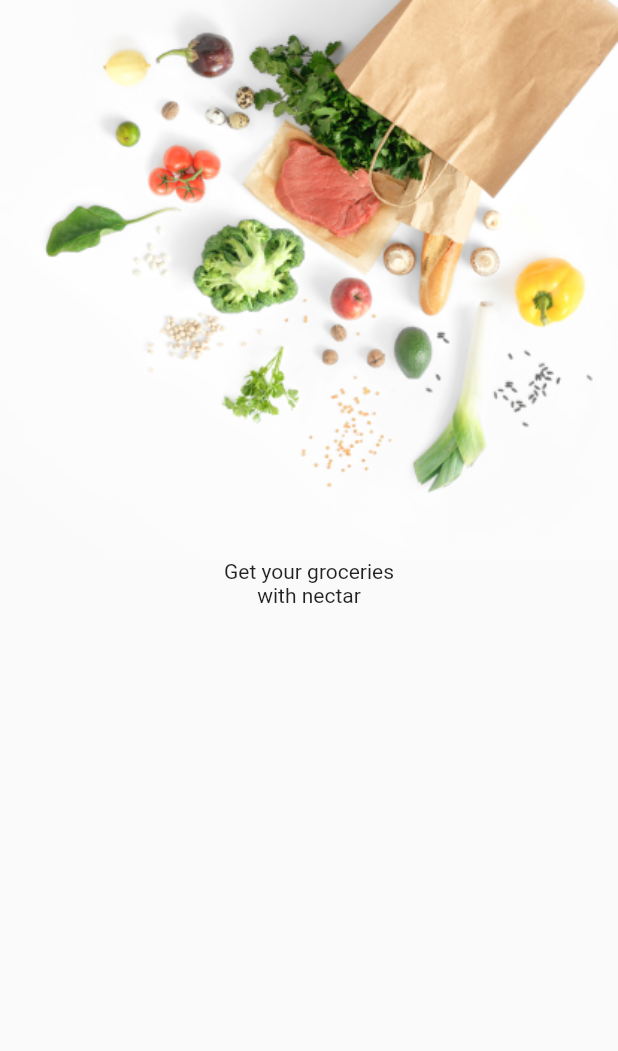
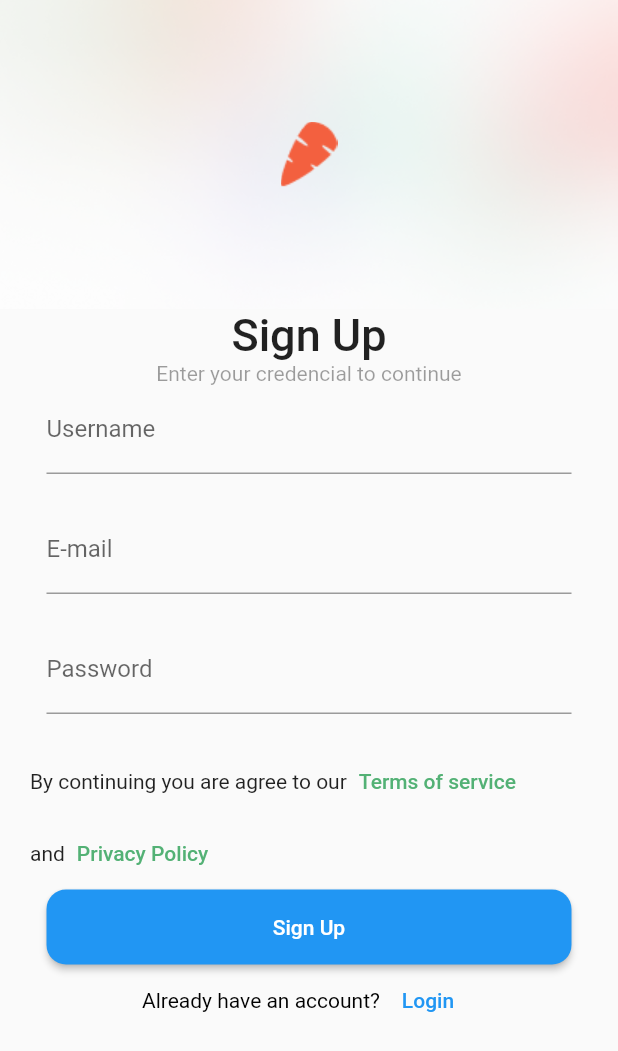
Before and after one commit to Badhon100/nectae, a Flutter app: the SignUpScreen screen opened directly, on a phone screen of 412 x 824 dp. Shown: the top 1051 px of the screen. Run offline on Flutter 3.47's test engine with Material 2 defaults, Android fonts, the phone set to English and light mode, and no system bars.

Commit message:
Custom button and textfield

```diff
--- /dev/null
+++ b/lib/screens/sign_up._screen.dart
@@ -0,0 +1,164 @@
+// ignore_for_file: prefer_const_literals_to_create_immutables
+
+import 'package:flutter/material.dart';
+import 'package:nectar/screens/login_screen.dart';
+import 'package:nectar/screens/widgets/custom_button.dart';
+import 'package:nectar/screens/widgets/custom_textfield.dart';
+
+class SignUpScreen extends StatefulWidget {
+  const SignUpScreen({ Key? key }) : super(key: key);
+
+  @override
+  State<SignUpScreen> createState() => _SignUpScreenState();
+}
+
+class _SignUpScreenState extends State<SignUpScreen> {
+
+TextEditingController? userName = TextEditingController();
+ TextEditingController email = TextEditingController();
+ TextEditingController password = TextEditingController();
+  // ignore: prefer_typing_uninitialized_variables
+  var currentFocus;
+  @override
+  Widget build(BuildContext context) {
+
+
+
+    return GestureDetector(
+      onTap: (){
+        currentFocus = FocusScope.of(context);
+
+      if (!currentFocus.hasPrimaryFocus) {
+      currentFocus.unfocus();
+    }
+      },
+      child: Scaffold(
+        resizeToAvoidBottomInset: false,
+        body: SafeArea(
+          child: Expanded(
+            child: Column(
+              children: [
+                Expanded(
+                  flex: 2,
+                  child: Container(
+                    decoration: const BoxDecoration(
+                    image: DecorationImage(
+                      image: AssetImage("assets/img/logo_background.png"),
+                      fit: BoxFit.cover,
+                      ),
+                    ),
+                    child: Center(
+                      child: Image.asset("assets/img/logo_orange.png"),
+                    ),
+                  )
+                ),
+                Expanded(
+                  flex: 6,
+                  child: Container(
+                    alignment: Alignment.topLeft,
+                    child: Column(
+                      children: [
+                        Column(
+                          crossAxisAlignment: CrossAxisAlignment.center,
+                          children: [
+                            const Text(
+                          "Sign Up",
+                          style: TextStyle(
+                            fontSize: 30,
+                            fontWeight: FontWeight.w500
+                          ),
+                        ),
+                        const Text(
+                          "Enter your credencial to continue",
+                          style: TextStyle(
+                            color: Colors.black38
+                          ),
+                        ),
+                          ],
+                        ),
+
+                        SizedBox(
+                          height: 80,
+                          width: 350,
+                          child: CustomTextField(
+                            obscureText: false,
+                            text: "Username",
+                            controller: userName,),
+
+                        ),
+                        SizedBox(
+                          height: 80,
+                          width: 350,
+                          child: CustomTextField(
+                            obscureText: false,
+                            text: "E-mail",
+                            controller: email,
+                            )
+                        ),
+                        SizedBox(
+                          height: 80,
+                          width: 350,
+                          child: CustomTextField(
+                            obscureText: true,
+                            text: "Password",
+                            controller: password,
+                            )
+                        ),
+                        Padding(
+                          padding: const EdgeInsets.only(left: 20),
+                          child: Wrap(
+                            spacing: 5,
+                            children: [
+                              Row(
+                                children: [
+                                  const Text(
+                                    "By continuing you are agree to our"
+                                  ),
+                                  TextButton(
+                                  child: const Text("Terms of service", style: TextStyle(color: Color(0xFF53B175)),),
+                                  onPressed: (){},
+                                ),
+                                ],
+                              ),
+                              Row(
+                                children: [
+                                  const Text(
+                                    "and"
+                                  ),
+                                  TextButton(
+                                  child: const Text("Privacy Policy", style: TextStyle(color: Color(0xFF53B175)),),
+                                  onPressed: (){},
+                                ),
+                                ],
+                              )
+                            ],
+                          ),
+                        ),
+                        CustomButton(
+                          text: "Sign Up",
+                          onPressed: (){},
+                        ),
+                      Row(
+                        mainAxisAlignment: MainAxisAlignment.center,
+                        children: [
+                          const Text("Already have an account?", style: TextStyle(color: Colors.black),),
+                          TextButton(
+                            child: const Text("Login",),
+                            onPressed: (){
+                              Navigator.push(context, MaterialPageRoute(builder: (context)=>const LoginScreen()));
+                            },
+                          ),
+                        ],
+                      ),
+                      ],
+                    ),
+                  )
+                )
+              ],
+            ),
+          )
+        ),
+      ),
+    );
+  }
+}
--- a/lib/screens/signup_screen.dart
+++ /dev/null
@@ -1,31 +0,0 @@
-import 'package:flutter/material.dart';
-
-class SignUpScreen extends StatefulWidget {
-  const SignUpScreen({ Key? key }) : super(key: key);
-
-  @override
-  State<SignUpScreen> createState() => _SignUpScreenState();
-}
-
-class _SignUpScreenState extends State<SignUpScreen> {
-  @override
-  Widget build(BuildContext context) {
-    return SafeArea(
-      child: Scaffold(
-        body: Column(
-          mainAxisAlignment: MainAxisAlignment.start,
-          children: [
-            Image.asset("assets/img/login_background.png"),
-            Column(
-              mainAxisAlignment: MainAxisAlignment.start,
-              children: const [
-                Text("Get your groceries"),
-                Text("with nectar"),
-              ],
-            )
-          ]
-          ),
-      ),
-    );
-  }
-}
--- a/lib/screens/welcome_screen.dart
+++ b/lib/screens/welcome_screen.dart
@@ -1,5 +1,5 @@
 import 'package:flutter/material.dart';
-import 'package:nectar/screens/home_page.dart';
+import 'package:nectar/screens/login_screen.dart';
 
 class WelcomeScreen extends StatelessWidget {
   const WelcomeScreen({ Key? key }) : super(key: key);
@@ -54,7 +54,7 @@ class WelcomeScreen extends StatelessWidget {
                   height: 50,
                   child: ElevatedButton(
                     onPressed: (){
-                      Navigator.pushReplacement(context, MaterialPageRoute(builder: (context)=>const HomePage()));
+                      Navigator.pushReplacement(context, MaterialPageRoute(builder: (context)=>const LoginScreen()));
                     },
                     style: ElevatedButton.styleFrom(
                       shape: RoundedRectangleBorder(
--- /dev/null
+++ b/lib/screens/widgets/custom_button.dart
@@ -0,0 +1,39 @@
+import 'package:flutter/material.dart';
+
+// ignore: must_be_immutable
+class CustomButton extends StatelessWidget {
+
+  double width;
+  double height;
+  VoidCallback onPressed;
+  double radius;
+  Color? color = const Color(0xFF53B175);
+  String text;
+
+  CustomButton({
+    this.width = 350,
+    this.height = 50,
+    required this.onPressed,
+    this.radius = 13,
+    this.color,
+    required this.text,
+    Key? key,
+  }) : super(key: key);
+
+  @override
+  Widget build(BuildContext context) {
+    return SizedBox(
+    width: width,
+    height: height,
+    child: ElevatedButton(
+      onPressed: (){},
+      style: ElevatedButton.styleFrom(
+        shape: RoundedRectangleBorder(
+            borderRadius: BorderRadius.circular(radius)),
+        primary: color,
+      ),
+      child: const Text("Sign Up")
+      ),
+    );
+  }
+}
--- /dev/null
+++ b/lib/screens/widgets/custom_textfield.dart
@@ -0,0 +1,28 @@
+import 'package:flutter/material.dart';
+
+// ignore: must_be_immutable
+class CustomTextField extends StatelessWidget {
+
+  String text;
+  bool obscureText = false;
+  TextEditingController? controller;
+
+  CustomTextField({ Key? key,
+  required this.obscureText,
+  required this.text,
+  this.controller,
+
+  }) : super(key: key);
+
+  @override
+  Widget build(BuildContext context) {
+    return TextField(
+      decoration: InputDecoration(
+        label: Text(text),
+
+      ),
+      obscureText: obscureText,
+      controller: controller,
+    );
+  }
+}
```
Also changed, not shown: lib/screens/login_screen.dart (added, +120 -0 lines), assets/img/logo_background.png (added), assets/img/logo_orange.png (added), assets/img/logo_top.png (added).
